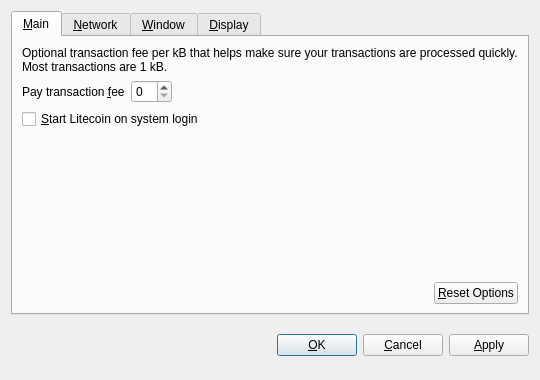
First picture: the form in src/qt/forms/optionsdialog.ui, repository moophlo/DrugoCoin, before the edit.
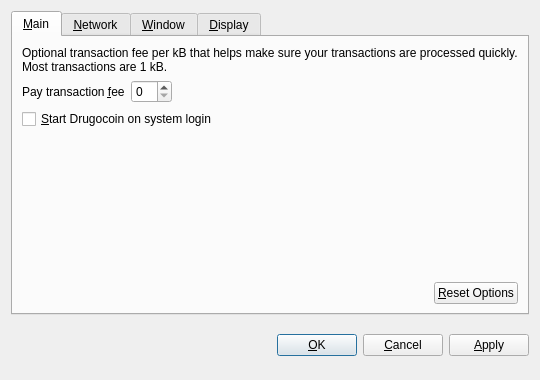
Second picture: the form after the edit. Custom widgets are drawn as their Qt base class.

```diff
--- a/src/qt/forms/optionsdialog.ui
+++ b/src/qt/forms/optionsdialog.ui
@@ -82,7 +82,7 @@
           <string>Automatically start Litecoin after logging in to the system.</string>
          </property>
          <property name="text">
-          <string>&amp;Start Litecoin on system login</string>
+          <string>&amp;Start Drugocoin on system login</string>
          </property>
         </widget>
        </item>
```
Left out of the diff: 10 changed lines with no effect on the pictures.
